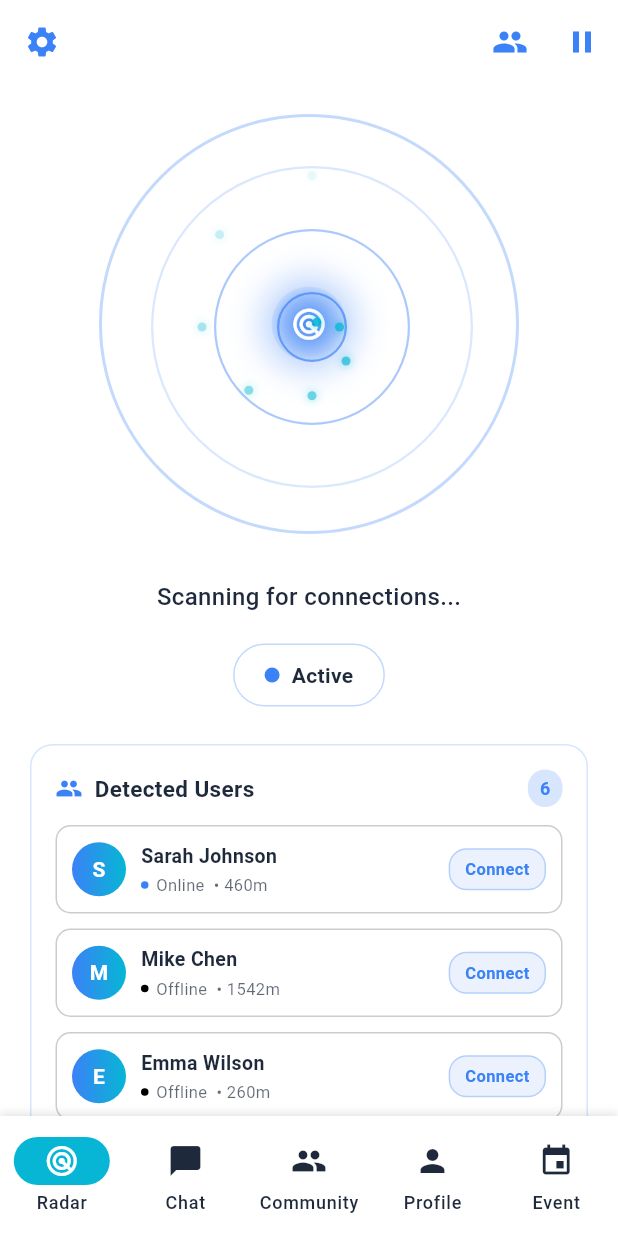
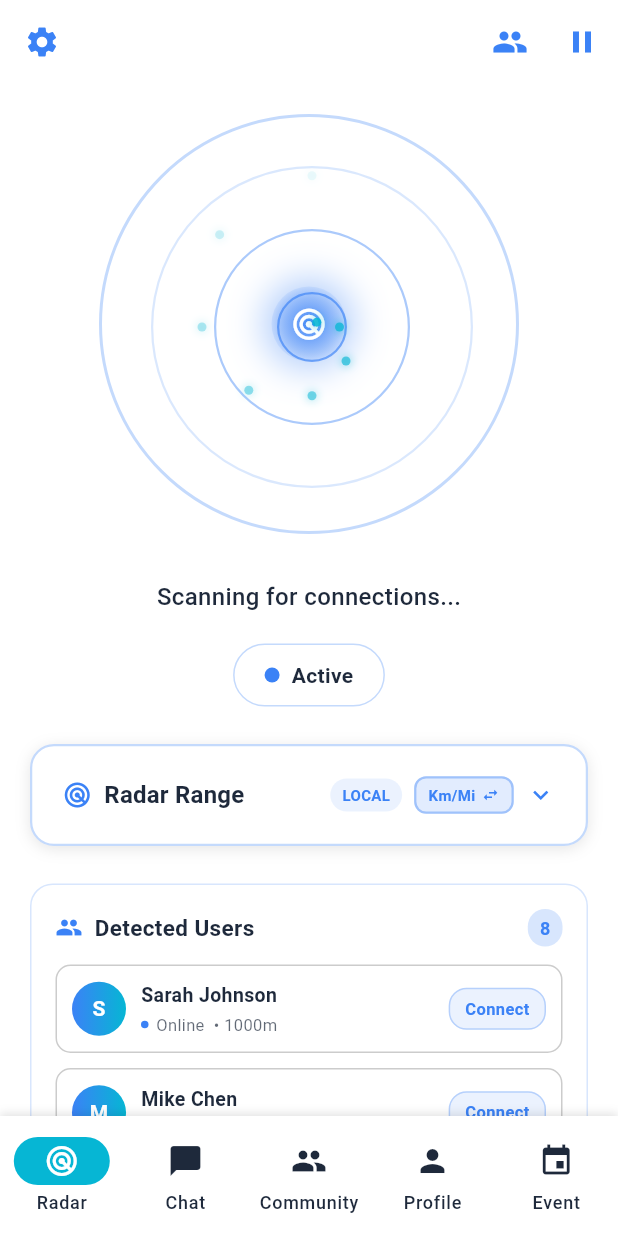
Before and after one commit to TArslan7/ComnecterMobile, a Flutter app: the screen it shows once a user with an empty profile is signed in, on a phone screen of 412 x 824 dp. Run offline on Flutter 3.47's test engine with Material 3 defaults, Android fonts, the phone set to English and light mode, and no system bars; our stand-ins replace audioplayers, cloud_firestore, confetti, connectivity_plus, firebase_analytics, firebase_auth and 8 more; accounts and stored records are empty.

Commit message:
feat: Add comprehensive radar range feature with unit selection
- Added RadarRangeSettings model with smart step logic and range modes
- Created foldable RadarRangeSlider widget with km/miles toggle
- Implemented range mode detection (Local/Regional/Global)
- Added auto-switch to clusters/heatmap for large ranges
- Implemented real-time feedback display (Range: X km/mi • Y users)
- Added privacy features (min radius ≥1 km + jitter)
- Updated RadarService to use new range settings
- Integrated range controls into RadarScreen UI
- Fixed slider value assertion errors
- Enhanced UI with clear unit toggle button (Km/Mi)

Features:
- Smart step calculation based on range
- Unit conversion between km and miles
- Foldable/unfoldable interface
- Real-time user count feedback
- Privacy jitter protection
- Mode-specific visual indicators

```diff
--- a/lib/features/radar/models/user_model.dart
+++ b/lib/features/radar/models/user_model.dart
@@ -1,5 +1,6 @@
 
 import 'package:flutter/material.dart';
+import 'dart:math';
 
 class NearbyUser {
   final String id;
@@ -194,3 +195,147 @@ enum RadarView {
   list,
   map,
 }
+
+enum RadarRangeMode {
+  local,    // ≤50 km
+  regional, // ≤2000 km
+  global,   // >2000 km, up to 20,000 km
+}
+
+class RadarRangeSettings {
+  final double rangeKm;
+  final RadarRangeMode mode;
+  final bool useClusters;
+  final bool useHeatmap;
+  final double minRadiusKm;
+  final bool enableJitter;
+  final bool useMiles;
+
+  const RadarRangeSettings({
+    this.rangeKm = 5.0,
+    this.mode = RadarRangeMode.local,
+    this.useClusters = false,
+    this.useHeatmap = false,
+    this.minRadiusKm = 1.0,
+    this.enableJitter = true,
+    this.useMiles = false,
+  });
+
+  // Smart step calculation based on range
+  double get stepSize {
+    if (rangeKm <= 100) return 1.0;
+    if (rangeKm <= 1000) return 10.0;
+    return 100.0;
+  }
+
+  // Get range mode based on current range
+  RadarRangeMode getRangeMode(double range) {
+    if (range <= 50) return RadarRangeMode.local;
+    if (range <= 2000) return RadarRangeMode.regional;
+    return RadarRangeMode.global;
+  }
+
+  // Check if should use clusters for current range
+  bool shouldUseClusters() {
+    return rangeKm > 1000 || mode == RadarRangeMode.global;
+  }
+
+  // Check if should use heatmap for current range
+  bool shouldUseHeatmap() {
+    return rangeKm > 5000 || mode == RadarRangeMode.global;
+  }
+
+  // Apply privacy jitter to distance
+  double applyJitter(double distanceKm) {
+    if (!enableJitter) return distanceKm;
+
+    final jitter = (distanceKm * 0.05).clamp(0.1, 2.0); // 5% jitter, max 2km
+    final random = Random();
+    final jitterValue = (random.nextDouble() - 0.5) * 2 * jitter;
+    return (distanceKm + jitterValue).clamp(minRadiusKm, double.infinity);
+  }
+
+  // Convert km to miles
+  double toMiles(double km) => km * 0.621371;
+
+  // Convert miles to km
+  double toKm(double miles) => miles * 1.60934;
+
+  // Get display value with unit
+  String getDisplayValue() {
+    final value = useMiles ? toMiles(rangeKm) : rangeKm;
+    final unit = useMiles ? 'mi' : 'km';
+    return '${value.toStringAsFixed(value % 1 == 0 ? 0 : 1)} $unit';
+  }
+
+  // Get range description
+  String get rangeDescription {
+    switch (mode) {
+      case RadarRangeMode.local:
+        return 'Local Area';
+      case RadarRangeMode.regional:
+        return 'Regional';
+      case RadarRangeMode.global:
+        return 'Global';
+    }
+  }
+
+  // Get range color based on mode
+  Color get rangeColor {
+    switch (mode) {
+      case RadarRangeMode.local:
+        return const Color(0xFF3B82F6); // Blue - matches radar
+      case RadarRangeMode.regional:
+        return const Color(0xFF3B82F6); // Blue - matches radar
+      case RadarRangeMode.global:
+        return const Color(0xFF3B82F6); // Blue - matches radar
+    }
+  }
+
+  RadarRangeSettings copyWith({
+    double? rangeKm,
+    RadarRangeMode? mode,
+    bool? useClusters,
+    bool? useHeatmap,
+    double? minRadiusKm,
+    bool? enableJitter,
+    bool? useMiles,
+  }) {
+    final newRange = rangeKm ?? this.rangeKm;
+    final newMode = mode ?? getRangeMode(newRange);
+
+    return RadarRangeSettings(
+      rangeKm: newRange,
+      mode: newMode,
+      useClusters: useClusters ?? shouldUseClusters(),
+      useHeatmap: useHeatmap ?? shouldUseHeatmap(),
+      minRadiusKm: minRadiusKm ?? this.minRadiusKm,
+      enableJitter: enableJitter ?? this.enableJitter,
+      useMiles: useMiles ?? this.useMiles,
+    );
+  }
+
+  Map<String, dynamic> toJson() {
+    return {
+      'rangeKm': rangeKm,
+      'mode': mode.index,
+      'useClusters': useClusters,
+      'useHeatmap': useHeatmap,
+      'minRadiusKm': minRadiusKm,
+      'enableJitter': enableJitter,
+      'useMiles': useMiles,
+    };
+  }
+
+  factory RadarRangeSettings.fromJson(Map<String, dynamic> json) {
+    return RadarRangeSettings(
+      rangeKm: json['rangeKm']?.toDouble() ?? 5.0,
+      mode: RadarRangeMode.values[json['mode'] ?? 0],
+      useClusters: json['useClusters'] ?? false,
+      useHeatmap: json['useHeatmap'] ?? false,
+      minRadiusKm: json['minRadiusKm']?.toDouble() ?? 1.0,
+      enableJitter: json['enableJitter'] ?? true,
+      useMiles: json['useMiles'] ?? false,
+    );
+  }
+}
--- a/lib/features/radar/radar_screen.dart
+++ b/lib/features/radar/radar_screen.dart
@@ -5,6 +5,7 @@ import 'dart:math';
 import '../friends/services/friend_service.dart';
 import 'services/radar_service.dart';
 import 'models/user_model.dart';
+import 'widgets/radar_range_slider.dart';
 
 class RadarScreen extends HookWidget {
   const RadarScreen({super.key});
@@ -23,6 +24,7 @@ class RadarScreen extends HookWidget {
     final radarService = useMemoized(() => RadarService(), []);
     final detectedUsers = useState<List<NearbyUser>>([]);
     final friendService = useMemoized(() => FriendService(), []);
+    final rangeSettings = useState<RadarRangeSettings>(const RadarRangeSettings());
 
     useEffect(() {
       // Initialize radar service
@@ -43,6 +45,12 @@ class RadarScreen extends HookWidget {
         radarService.stopScanning();
       };
     }, []);
+
+    // Update range settings when changed
+    useEffect(() {
+      radarService.updateRangeSettings(rangeSettings.value);
+      return null;
+    }, [rangeSettings.value]);
 
     useEffect(() {
       if (isScanning.value) {
@@ -314,6 +322,20 @@ class RadarScreen extends HookWidget {
 
               const SizedBox(height: 25),
 
+              // Range Slider
+              Padding(
+                padding: const EdgeInsets.symmetric(horizontal: 20),
+                child: RadarRangeSlider(
+                  settings: rangeSettings.value,
+                  onChanged: (newSettings) {
+                    rangeSettings.value = newSettings;
+                  },
+                  userCount: detectedUsers.value.length,
+                ),
+              ),
+
+              const SizedBox(height: 25),
+
               // Detected Users List
               Container(
                 width: double.infinity,
--- /dev/null
+++ b/lib/features/radar/widgets/radar_range_slider.dart
@@ -0,0 +1,451 @@
+import 'package:flutter/material.dart';
+import 'package:flutter/services.dart';
+import '../models/user_model.dart';
+
+class RadarRangeSlider extends StatefulWidget {
+  final RadarRangeSettings settings;
+  final ValueChanged<RadarRangeSettings> onChanged;
+  final int userCount;
+
+  const RadarRangeSlider({
+    super.key,
+    required this.settings,
+    required this.onChanged,
+    required this.userCount,
+  });
+
+  @override
+  State<RadarRangeSlider> createState() => _RadarRangeSliderState();
+}
+
+class _RadarRangeSliderState extends State<RadarRangeSlider> {
+  late TextEditingController _textController;
+  late double _currentRange;
+  bool _isEditing = false;
+  bool _isExpanded = false;
+
+  @override
+  void initState() {
+    super.initState();
+    _currentRange = widget.settings.rangeKm;
+    _textController = TextEditingController(
+      text: widget.settings.getDisplayValue(),
+    );
+  }
+
+  @override
+  void didUpdateWidget(RadarRangeSlider oldWidget) {
+    super.didUpdateWidget(oldWidget);
+    if (oldWidget.settings.rangeKm != widget.settings.rangeKm) {
+      _currentRange = widget.settings.rangeKm;
+      _textController.text = widget.settings.getDisplayValue();
+    }
+  }
+
+  @override
+  void dispose() {
+    _textController.dispose();
+    super.dispose();
+  }
+
+  void _updateRange(double newRange) {
+    setState(() {
+      _currentRange = newRange;
+    });
+
+    final newSettings = widget.settings.copyWith(rangeKm: newRange);
+    widget.onChanged(newSettings);
+  }
+
+  void _updateRangeFromText() {
+    final text = _textController.text.trim();
+    if (text.isEmpty) return;
+
+    // Parse the text to extract numeric value
+    final regex = RegExp(r'^(\d+(?:\.\d+)?)\s*(km|mi|miles?)?$', caseSensitive: false);
+    final match = regex.firstMatch(text);
+
+    if (match != null) {
+      final value = double.tryParse(match.group(1) ?? '');
+      final unit = match.group(2)?.toLowerCase();
+
+      if (value != null && value > 0) {
+        double rangeKm = value;
+
+        // Convert to km if needed
+        if (unit == 'mi' || unit == 'mile' || unit == 'miles') {
+          rangeKm = widget.settings.toKm(value);
+        }
+
+        // Apply constraints
+        rangeKm = rangeKm.clamp(1.0, 20000.0);
+
+        _updateRange(rangeKm);
+      }
+    }
+
+    setState(() {
+      _isEditing = false;
+    });
+  }
+
+  void _toggleUnit() {
+    final newSettings = widget.settings.copyWith(useMiles: !widget.settings.useMiles);
+    widget.onChanged(newSettings);
+    _textController.text = newSettings.getDisplayValue();
+  }
+
+  void _startEditing() {
+    setState(() {
+      _isEditing = true;
+    });
+    _textController.selection = TextSelection(
+      baseOffset: 0,
+      extentOffset: _textController.text.length,
+    );
+  }
+
+  void _cancelEditing() {
+    setState(() {
+      _isEditing = false;
+    });
+    _textController.text = widget.settings.getDisplayValue();
+  }
+
+  @override
+  Widget build(BuildContext context) {
+    final theme = Theme.of(context);
+    final rangeMode = widget.settings.getRangeMode(_currentRange);
+
+    return Container(
+      padding: const EdgeInsets.all(20),
+      decoration: BoxDecoration(
+        color: theme.colorScheme.surface,
+        borderRadius: BorderRadius.circular(16),
+        border: Border.all(
+          color: widget.settings.rangeColor.withValues(alpha: 0.3),
+          width: 1.5,
+        ),
+        boxShadow: [
+          BoxShadow(
+            color: theme.colorScheme.shadow.withValues(alpha: 0.1),
+            blurRadius: 8,
+            offset: const Offset(0, 2),
+          ),
+        ],
+      ),
+      child: Column(
+        crossAxisAlignment: CrossAxisAlignment.start,
+        children: [
+          // Header with range info - clickable to expand/collapse
+          GestureDetector(
+            onTap: () {
+              setState(() {
+                _isExpanded = !_isExpanded;
+              });
+            },
+            child: Row(
+              children: [
+                Icon(
+                  Icons.radar,
+                  color: widget.settings.rangeColor,
+                  size: 20,
+                ),
+                const SizedBox(width: 8),
+                Text(
+                  'Radar Range',
+                  style: theme.textTheme.titleMedium?.copyWith(
+                    fontWeight: FontWeight.w600,
+                  ),
+                ),
+                const Spacer(),
+                Container(
+                  padding: const EdgeInsets.symmetric(horizontal: 8, vertical: 4),
+                  decoration: BoxDecoration(
+                    color: widget.settings.rangeColor.withValues(alpha: 0.1),
+                    borderRadius: BorderRadius.circular(12),
+                  ),
+                  child: Text(
+                    rangeMode.name.toUpperCase(),
+                    style: TextStyle(
+                      color: widget.settings.rangeColor,
+                      fontSize: 10,
+                      fontWeight: FontWeight.bold,
+                    ),
+                  ),
+                ),
+                const SizedBox(width: 8),
+                // Unit toggle button
+                GestureDetector(
+                  onTap: _toggleUnit,
+                  child: Container(
+                    padding: const EdgeInsets.symmetric(horizontal: 8, vertical: 4),
+                    decoration: BoxDecoration(
+                      color: widget.settings.rangeColor.withValues(alpha: 0.15),
+                      borderRadius: BorderRadius.circular(8),
+                      border: Border.all(
+                        color: widget.settings.rangeColor.withValues(alpha: 0.4),
+                        width: 1.5,
+                      ),
+                    ),
+                    child: Row(
+                      mainAxisSize: MainAxisSize.min,
+                      children: [
+                        Text(
+                          'Km/Mi',
+                          style: TextStyle(
+                            color: widget.settings.rangeColor,
+                            fontSize: 10,
+                            fontWeight: FontWeight.bold,
+                          ),
+                        ),
+                        const SizedBox(width: 4),
+                        Icon(
+                          Icons.swap_horiz,
+                          color: widget.settings.rangeColor,
+                          size: 12,
+                        ),
+                      ],
+                    ),
+                  ),
+                ),
+                const SizedBox(width: 8),
+                Icon(
+                  _isExpanded ? Icons.expand_less : Icons.expand_more,
+                  color: widget.settings.rangeColor,
+                  size: 20,
+                ),
+              ],
+            ),
+          ),
+
+          // Expandable content
+          AnimatedContainer(
+            duration: const Duration(milliseconds: 300),
+            curve: Curves.easeInOut,
+            height: _isExpanded ? null : 0,
+            child: _isExpanded ? Column(
+              children: [
+                const SizedBox(height: 16),
+
+                // Range display and input
+          Row(
+            children: [
+              Expanded(
+                child: _isEditing
+                    ? TextField(
+                        controller: _textController,
+                        keyboardType: const TextInputType.numberWithOptions(decimal: true),
+                        inputFormatters: [
+                          FilteringTextInputFormatter.allow(RegExp(r'^\d*\.?\d*\s*(km|mi|miles?)?$')),
+                        ],
+                        onSubmitted: (_) => _updateRangeFromText(),
+                        onEditingComplete: _updateRangeFromText,
+                        style: theme.textTheme.headlineSmall?.copyWith(
+                          fontWeight: FontWeight.bold,
+                          color: widget.settings.rangeColor,
+                        ),
+                        decoration: InputDecoration(
+                          hintText: 'Enter range',
+                          border: OutlineInputBorder(
+                            borderRadius: BorderRadius.circular(8),
+                            borderSide: BorderSide(
+                              color: widget.settings.rangeColor.withValues(alpha: 0.5),
+                            ),
+                          ),
+                          focusedBorder: OutlineInputBorder(
+                            borderRadius: BorderRadius.circular(8),
+                            borderSide: BorderSide(
+                              color: widget.settings.rangeColor,
+                              width: 2,
+                            ),
+                          ),
+                          contentPadding: const EdgeInsets.symmetric(
+                            horizontal: 12,
+                            vertical: 8,
+                          ),
+                        ),
+                      )
+                    : GestureDetector(
+                        onTap: _startEditing,
+                        child: Container(
+                          padding: const EdgeInsets.symmetric(
+                            horizontal: 12,
+                            vertical: 8,
+                          ),
+                          decoration: BoxDecoration(
+                            border: Border.all(
+                              color: widget.settings.rangeColor.withValues(alpha: 0.4),
+                            ),
+                            borderRadius: BorderRadius.circular(8),
+                          ),
+                          child: Row(
+                            mainAxisSize: MainAxisSize.min,
+                            children: [
+                              Text(
+                                widget.settings.getDisplayValue(),
+                                style: theme.textTheme.headlineSmall?.copyWith(
+                                  fontWeight: FontWeight.bold,
+                                  color: widget.settings.rangeColor,
+                                ),
+                              ),
+                              const SizedBox(width: 4),
+                              Icon(
+                                Icons.edit,
+                                size: 16,
+                                color: widget.settings.rangeColor.withValues(alpha: 0.7),
+                              ),
+                            ],
+                          ),
+                        ),
+                      ),
+              ),
+
+              if (_isEditing) ...[
+                const SizedBox(width: 8),
+                IconButton(
+                  onPressed: _updateRangeFromText,
+                  icon: const Icon(Icons.check),
+                  color: Colors.green,
+                  iconSize: 20,
+                ),
+                IconButton(
+                  onPressed: _cancelEditing,
+                  icon: const Icon(Icons.close),
+                  color: Colors.red,
+                  iconSize: 20,
+                ),
+              ],
+            ],
+          ),
+
+          const SizedBox(height: 16),
+
+          // Slider
+          SliderTheme(
+            data: SliderTheme.of(context).copyWith(
+              activeTrackColor: widget.settings.rangeColor,
+              inactiveTrackColor: widget.settings.rangeColor.withValues(alpha: 0.3),
+              thumbColor: widget.settings.rangeColor,
+              overlayColor: widget.settings.rangeColor.withValues(alpha: 0.15),
+              trackHeight: 6,
+              thumbShape: const RoundSliderThumbShape(enabledThumbRadius: 12),
+            ),
+            child: Slider(
+              value: _getSliderValue(),
+              min: 1.0,
+              max: widget.settings.useMiles ? 12427.0 : 20000.0,
+              divisions: _getDivisions(),
+              onChanged: (value) {
+                final rangeKm = widget.settings.useMiles ? widget.settings.toKm(value) : value;
+                _updateRange(rangeKm);
+              },
+            ),
+          ),
+
+          // Range labels
+          Row(
+            mainAxisAlignment: MainAxisAlignment.spaceBetween,
+            children: [
+              Text(
+                widget.settings.useMiles ? '1 mi' : '1 km',
+                style: theme.textTheme.bodySmall?.copyWith(
+                  color: theme.colorScheme.onSurface.withValues(alpha: 0.6),
+                ),
+              ),
+              Text(
+                widget.settings.useMiles ? '12,427 mi' : '20,000 km',
+                style: theme.textTheme.bodySmall?.copyWith(
+                  color: theme.colorScheme.onSurface.withValues(alpha: 0.6),
+                ),
+              ),
+            ],
+          ),
+
+          const SizedBox(height: 16),
+
+          // Real-time feedback
+          Container(
+            padding: const EdgeInsets.all(12),
+            decoration: BoxDecoration(
+              color: theme.colorScheme.surfaceVariant.withValues(alpha: 0.5),
+              borderRadius: BorderRadius.circular(8),
+            ),
+            child: Row(
+              children: [
+                Icon(
+                  Icons.info_outline,
+                  size: 16,
+                  color: theme.colorScheme.onSurface.withValues(alpha: 0.7),
+                ),
+                const SizedBox(width: 8),
+                Text(
+                  'Range: ${widget.settings.getDisplayValue()} • ${widget.userCount} users',
+                  style: theme.textTheme.bodyMedium?.copyWith(
+                    color: theme.colorScheme.onSurface.withValues(alpha: 0.8),
+                    fontWeight: FontWeight.w500,
+                  ),
+                ),
+              ],
+            ),
+          ),
+
+          const SizedBox(height: 12),
+
+          // Mode-specific features
+          if (widget.settings.shouldUseClusters() || widget.settings.shouldUseHeatmap())
+            Container(
+              padding: const EdgeInsets.all(8),
+              decoration: BoxDecoration(
+                color: widget.settings.rangeColor.withValues(alpha: 0.1),
+                borderRadius: BorderRadius.circular(6),
+              ),
+              child: Row(
+                children: [
+                  Icon(
+                    Icons.auto_awesome,
+                    size: 14,
+                    color: widget.settings.rangeColor,
+                  ),
+                  const SizedBox(width: 6),
+                  Text(
+                    widget.settings.shouldUseHeatmap()
+                        ? 'Heatmap view enabled for large ranges'
+                        : 'Cluster view enabled for large ranges',
+                    style: theme.textTheme.bodySmall?.copyWith(
+                      color: widget.settings.rangeColor,
+                      fontWeight: FontWeight.w500,
+                    ),
+                  ),
+                ],
+              ),
+            ),
+              ],
+            ) : const SizedBox.shrink(),
+          ),
+        ],
+      ),
+    );
+  }
+
+  double _getSliderValue() {
+    if (widget.settings.useMiles) {
+      final milesValue = widget.settings.toMiles(_currentRange);
+      return milesValue.clamp(1.0, 12427.0);
+    } else {
+      return _currentRange.clamp(1.0, 20000.0);
+    }
+  }
+
+  int _getDivisions() {
+    if (widget.settings.useMiles) {
+      if (_currentRange <= 62) return 61; // 1mi steps (62 miles = 100km)
+      if (_currentRange <= 621) return 55; // 10mi steps (621 miles = 1000km)
+      return 124; // 100mi steps (12,427 miles = 20,000km)
+    } else {
+      if (_currentRange <= 100) return 99; // 1km steps
+      if (_currentRange <= 1000) return 90; // 10km steps
+      return 199; // 100km steps
+    }
+  }
+}
```
Also changed, not shown: lib/features/radar/services/radar_service.dart (+25 -10 lines).
